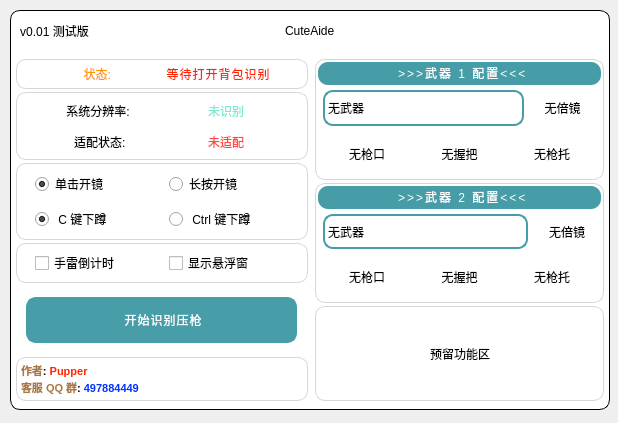
The window that views/home.ui (Pupper0601/CuteAide) describes before a commit, drawn with Qt 5.
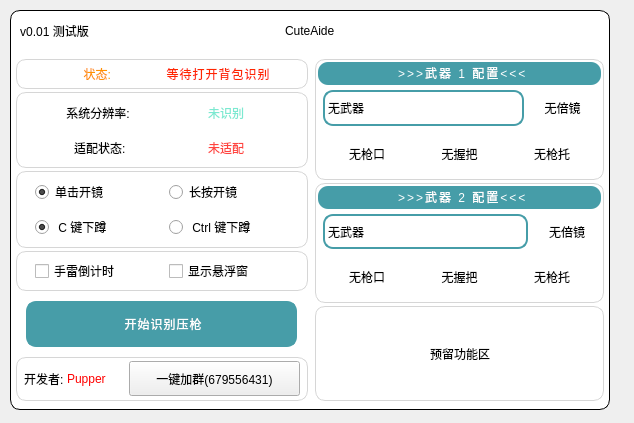
The same window after the commit. Icons and pictures are not drawn.

Commit message: 1.更新 home ui 2.增加qq群链接

```diff
--- a/views/home.ui
+++ b/views/home.ui
@@ -6,7 +6,7 @@
    <rect>
     <x>0</x>
     <y>0</y>
-    <width>618</width>
+    <width>634</width>
     <height>423</height>
    </rect>
   </property>
@@ -1225,6 +1225,12 @@
                <verstretch>0</verstretch>
               </sizepolicy>
              </property>
+             <property name="maximumSize">
+              <size>
+               <width>16777215</width>
+               <height>60</height>
+              </size>
+             </property>
              <property name="styleSheet">
               <string notr="true">#frame_20{
 	border: none;
@@ -1351,7 +1357,7 @@
               <string notr="true">#frame_21{
 	border: none;
 	border-radius: 10px;
-	background-color: rgba(255, 255, 255, 0);
+	border: 1px solid rgb(214, 214, 214);
 }</string>
              </property>
              <property name="frameShape">
@@ -1365,39 +1371,142 @@
                <number>0</number>
               </property>
               <property name="leftMargin">
-               <number>0</number>
+               <number>2</number>
               </property>
               <property name="topMargin">
-               <number>0</number>
+               <number>2</number>
               </property>
               <property name="rightMargin">
-               <number>0</number>
+               <number>2</number>
               </property>
               <property name="bottomMargin">
-               <number>0</number>
+               <number>2</number>
               </property>
               <item>
-               <widget class="QTextBrowser" name="textBrowser">
+               <spacer name="horizontalSpacer_40">
+                <property name="orientation">
+                 <enum>Qt::Orientation::Horizontal</enum>
+                </property>
+                <property name="sizeHint" stdset="0">
+                 <size>
+                  <width>5</width>
+                  <height>20</height>
+                 </size>
+                </property>
+               </spacer>
+              </item>
+              <item>
+               <widget class="QLabel" name="label_16">
+                <property name="sizePolicy">
+                 <sizepolicy hsizetype="Preferred" vsizetype="Preferred">
+                  <horstretch>1</horstretch>
+                  <verstretch>0</verstretch>
+                 </sizepolicy>
+                </property>
+                <property name="minimumSize">
+                 <size>
+                  <width>42</width>
+                  <height>0</height>
+                 </size>
+                </property>
+                <property name="maximumSize">
+                 <size>
+                  <width>42</width>
+                  <height>16777215</height>
+                 </size>
+                </property>
+                <property name="text">
+                 <string>开发者: </string>
+                </property>
+               </widget>
+              </item>
+              <item>
+               <spacer name="horizontalSpacer_43">
+                <property name="orientation">
+                 <enum>Qt::Orientation::Horizontal</enum>
+                </property>
+                <property name="sizeHint" stdset="0">
+                 <size>
+                  <width>1</width>
+                  <height>20</height>
+                 </size>
+                </property>
+               </spacer>
+              </item>
+              <item>
+               <widget class="QLabel" name="label_17">
+                <property name="sizePolicy">
+                 <sizepolicy hsizetype="Preferred" vsizetype="Preferred">
+                  <horstretch>1</horstretch>
+                  <verstretch>0</verstretch>
+                 </sizepolicy>
+                </property>
                 <property name="styleSheet">
-                 <string notr="true">#textBrowser{
-	border: 1px solid rgb(214, 214, 214);
-	border-radius: 10px;
-	background-color: rgba(255, 255, 255, 0);
+                 <string notr="true">#label_17{
+	color: red;
+	font: 700 10pt;
 }</string>
                 </property>
-                <property name="html">
-                 <string>&lt;!DOCTYPE HTML PUBLIC &quot;-//W3C//DTD HTML 4.0//EN&quot; &quot;http://www.w3.org/TR/REC-html40/strict.dtd&quot;&gt;
-&lt;html&gt;&lt;head&gt;&lt;meta name=&quot;qrichtext&quot; content=&quot;1&quot; /&gt;&lt;meta charset=&quot;utf-8&quot; /&gt;&lt;style type=&quot;text/css&quot;&gt;
-p, li { white-space: pre-wrap; }
-hr { height: 1px; border-width: 0; }
-li.unchecked::marker { content: &quot;\2610&quot;; }
-li.checked::marker { content: &quot;\2612&quot;; }
-&lt;/style&gt;&lt;/head&gt;&lt;body style=&quot; font-family:'Microsoft YaHei UI'; font-size:9pt; font-weight:400; font-style:normal;&quot;&gt;
-&lt;p style=&quot; margin-top:0px; margin-bottom:0px; margin-left:0px; margin-right:0px; -qt-block-indent:0; text-indent:0px;&quot;&gt;&lt;span style=&quot; font-family:'.AppleSystemUIFont'; font-size:8pt; font-weight:700; color:#aa7942;&quot;&gt;作者&lt;/span&gt;&lt;span style=&quot; font-family:'.AppleSystemUIFont'; font-size:8pt; font-weight:700;&quot;&gt;: &lt;/span&gt;&lt;span style=&quot; font-family:'.AppleSystemUIFont'; font-size:8pt; font-weight:700; color:#ff2600;&quot;&gt;Pupper &lt;/span&gt;&lt;span style=&quot; font-family:'.AppleSystemUIFont'; font-size:8pt; font-weight:700;&quot;&gt;   &lt;/span&gt;&lt;/p&gt;
-&lt;p style=&quot; margin-top:0px; margin-bottom:0px; margin-left:0px; margin-right:0px; -qt-block-indent:0; text-indent:0px;&quot;&gt;&lt;span style=&quot; font-family:'.AppleSystemUIFont'; font-size:8pt; font-weight:700; color:#aa7942;&quot;&gt;客服 QQ 群&lt;/span&gt;&lt;span style=&quot; font-family:'.AppleSystemUIFont'; font-size:8pt; font-weight:700;&quot;&gt;: &lt;/span&gt;&lt;span style=&quot; font-family:'.AppleSystemUIFont'; font-size:8pt; font-weight:700; color:#0433ff;&quot;&gt;497884449&lt;/span&gt;&lt;/p&gt;&lt;/body&gt;&lt;/html&gt;</string>
+                <property name="text">
+                 <string>Pupper</string>
                 </property>
                </widget>
               </item>
+              <item>
+               <spacer name="horizontalSpacer_41">
+                <property name="orientation">
+                 <enum>Qt::Orientation::Horizontal</enum>
+                </property>
+                <property name="sizeHint" stdset="0">
+                 <size>
+                  <width>5</width>
+                  <height>20</height>
+                 </size>
+                </property>
+               </spacer>
+              </item>
+              <item>
+               <widget class="QPushButton" name="pushButton_11">
+                <property name="sizePolicy">
+                 <sizepolicy hsizetype="Expanding" vsizetype="Fixed">
+                  <horstretch>3</horstretch>
+                  <verstretch>0</verstretch>
+                 </sizepolicy>
+                </property>
+                <property name="minimumSize">
+                 <size>
+                  <width>20</width>
+                  <height>35</height>
+                 </size>
+                </property>
+                <property name="maximumSize">
+                 <size>
+                  <width>16777215</width>
+                  <height>35</height>
+                 </size>
+                </property>
+                <property name="text">
+                 <string>一键加群(679556431)</string>
+                </property>
+                <property name="icon">
+                 <iconset resource="../resource.qrc">
+                  <normaloff>:/icon/resource/icon/qq.png</normaloff>:/icon/resource/icon/qq.png</iconset>
+                </property>
+               </widget>
+              </item>
+              <item>
+               <spacer name="horizontalSpacer_42">
+                <property name="orientation">
+                 <enum>Qt::Orientation::Horizontal</enum>
+                </property>
+                <property name="sizeHint" stdset="0">
+                 <size>
+                  <width>5</width>
+                  <height>20</height>
+                 </size>
+                </property>
+               </spacer>
+              </item>
              </layout>
             </widget>
            </item>
```
Left out of the diff: 6 changed lines with no effect on the pictures. The commit also changes 5 other files.
